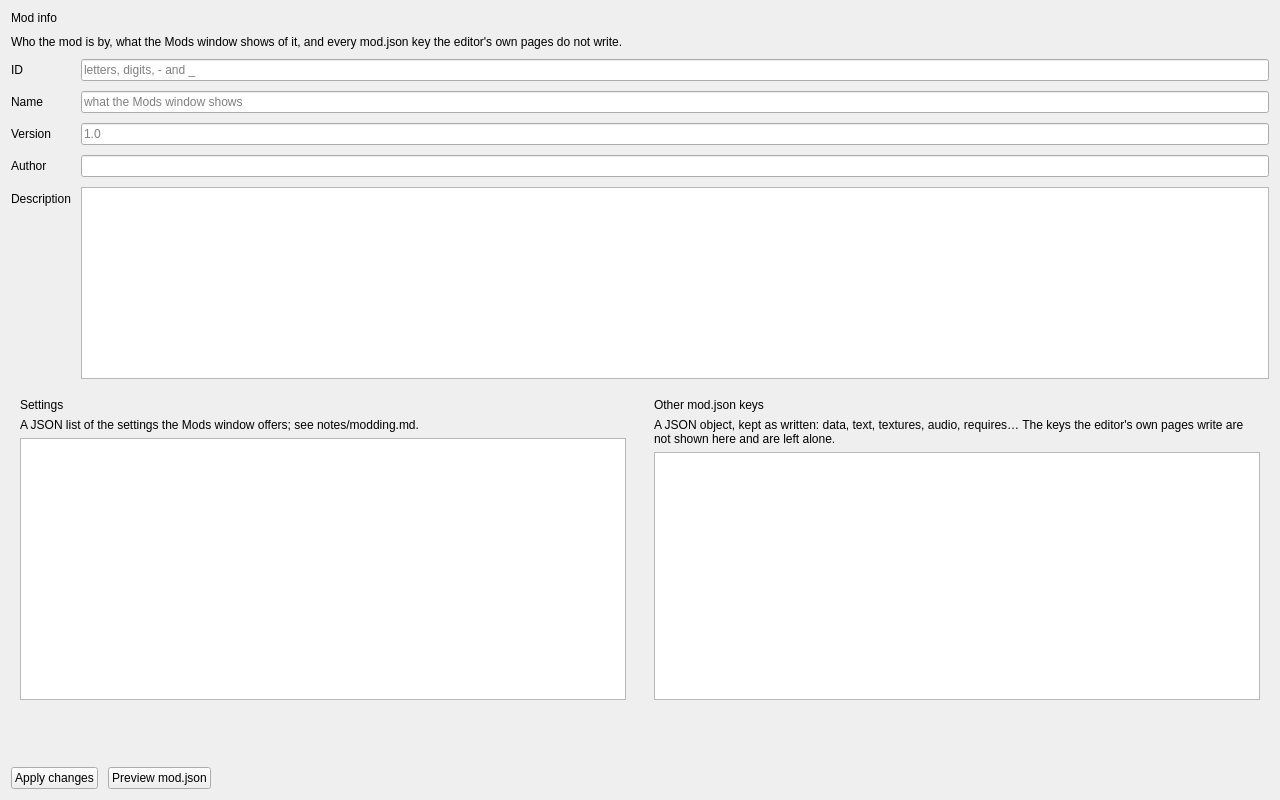
yamyi/YGOFM-DecompRecomp, file tools/pc/fm_editor/ui/mod_info_page.ui: the form before one commit.
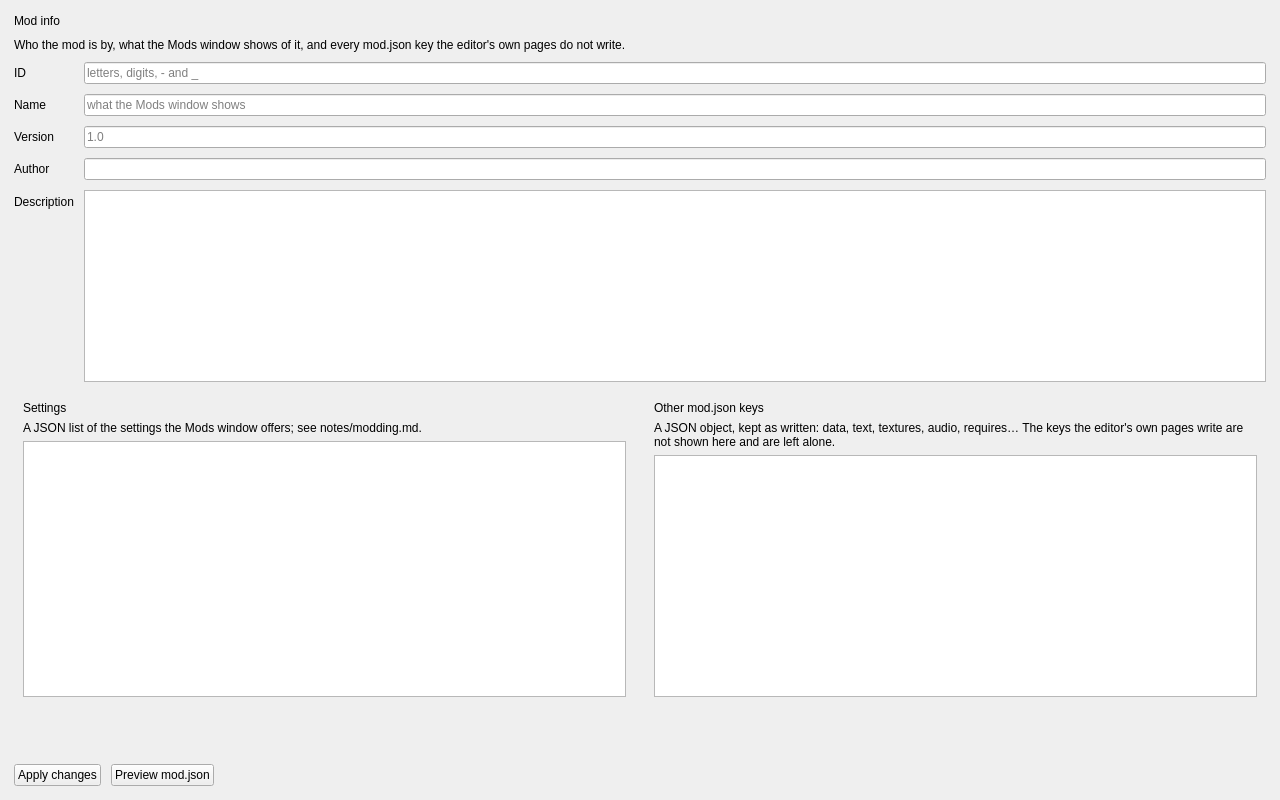
The form after the commit.

The edit to the form file:
```diff
--- a/tools/pc/fm_editor/ui/mod_info_page.ui
+++ b/tools/pc/fm_editor/ui/mod_info_page.ui
@@ -14,6 +14,10 @@
    <string>Mod info</string>
   </property>
   <layout class="QVBoxLayout" name="pageLayout">
+   <property name="leftMargin"><number>14</number></property>
+   <property name="topMargin"><number>14</number></property>
+   <property name="rightMargin"><number>14</number></property>
+   <property name="bottomMargin"><number>14</number></property>
    <property name="spacing">
     <number>10</number>
    </property>
```
